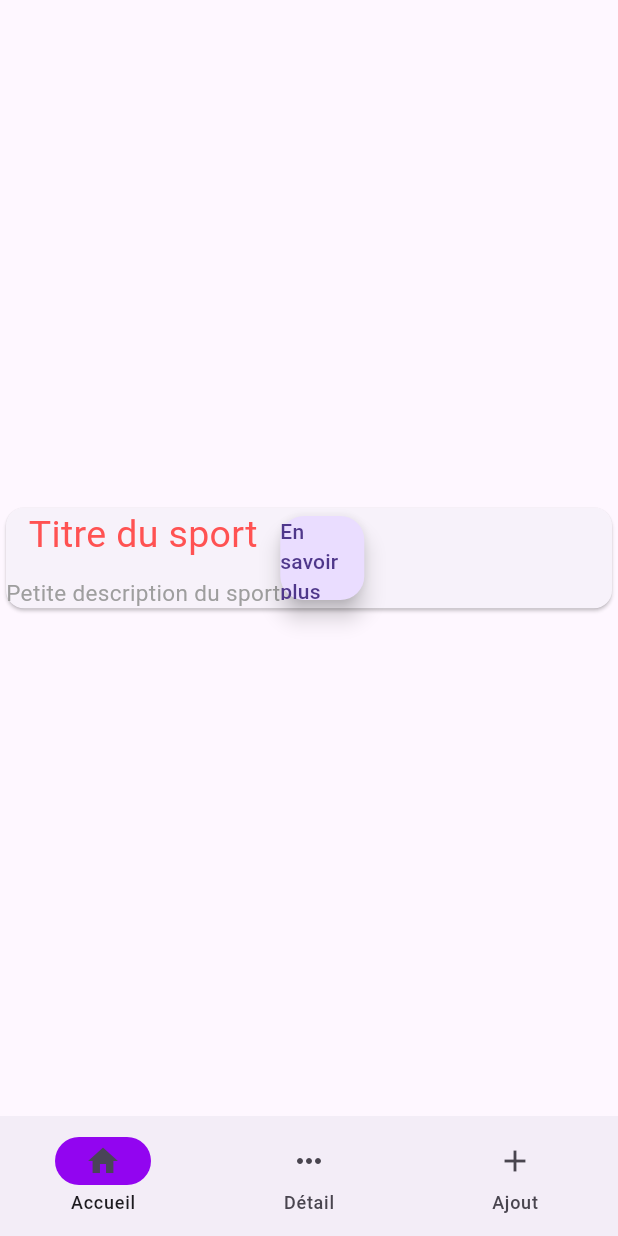
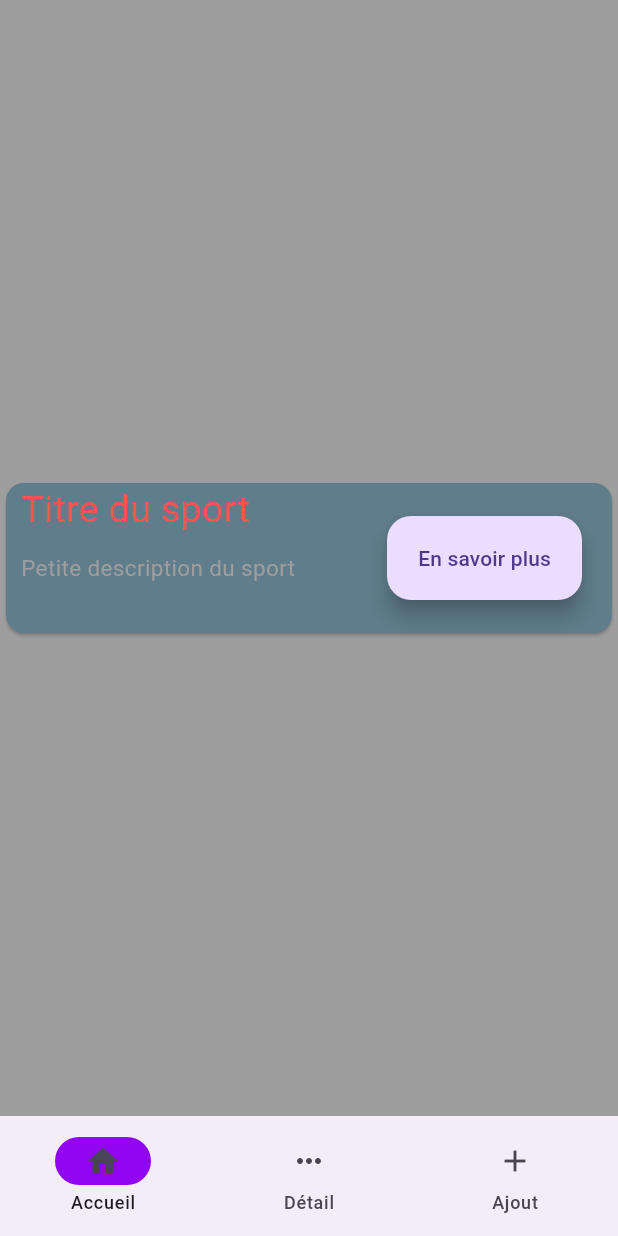
Before and after one commit to yalac/tp1-flutter-sport-YL, a Flutter app: the screen it shows after launch, on a phone screen of 412 x 824 dp. Run offline on Flutter 3.47's test engine with Material 3 defaults, Android fonts, the phone set to English and light mode, and no system bars.

Commit message:
style de la card

```diff
--- a/lib/pages/home_page.dart
+++ b/lib/pages/home_page.dart
@@ -11,10 +11,13 @@ class HomePage extends StatefulWidget {
 class _HomePageState extends State<HomePage> {
   @override
   Widget build(BuildContext context) {
-    return const Center(
-      child: Column(
-        mainAxisAlignment: MainAxisAlignment.center,
-        children: [SportCard()],
+    return Container(
+      color: Colors.grey,
+      child: Center(
+        child: Column(
+          mainAxisAlignment: MainAxisAlignment.center,
+          children: [SportCard()],
+        ),
       ),
     );
   }
--- a/lib/widgets/sport_card.dart
+++ b/lib/widgets/sport_card.dart
@@ -6,11 +6,19 @@ class SportCard extends StatelessWidget {
   @override
   Widget build(BuildContext context) {
     return Card(
+      color: Colors.blueGrey,
+      child: SizedBox(
+        height: 100,
+        width: 500,
         child: Row(
+          mainAxisAlignment: MainAxisAlignment.spaceBetween,
           children: [
             Column(
+              mainAxisAlignment: MainAxisAlignment.start,
+              crossAxisAlignment: CrossAxisAlignment.start,
               children: [
                 Container(
+                  padding: EdgeInsets.only(left: 10),
                   child: Text(
                     'Titre du sport',
                     style: TextStyle(color: Colors.redAccent, fontSize: 25),
@@ -19,6 +27,7 @@ class SportCard extends StatelessWidget {
                 ),
                 SizedBox(height: 10),
                 Container(
+                  padding: EdgeInsets.only(left: 10),
                   child: Text(
                     'Petite description du sport',
                     style: TextStyle(color: Colors.grey, fontSize: 15),
@@ -29,14 +38,19 @@ class SportCard extends StatelessWidget {
             Row(
               mainAxisAlignment: MainAxisAlignment.end,
               children: [
-              FloatingActionButton(
+                Container(
+                  padding: EdgeInsets.only(right: 20),
+                  width: 150,
+                  child: FloatingActionButton(
                     onPressed: () {},
                     child: Text('En savoir plus'),
+                  ),
                 ),
               ],
             ),
           ],
         ),
+      ),
     );
   }
 }
```
Lines whose indentation alone changed are shown as unchanged.
